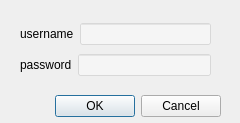
jkxing/LibraryManagementSystem, file LibraryManagementSystem/logindialog.ui: the form before one commit.
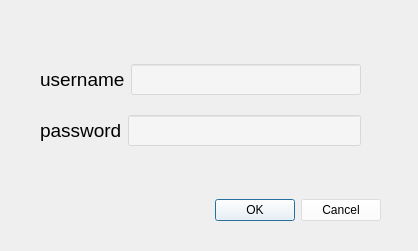
The form after the commit.

What changed in the file:
```diff
--- a/LibraryManagementSystem/logindialog.ui
+++ b/LibraryManagementSystem/logindialog.ui
@@ -6,8 +6,8 @@
    <rect>
     <x>0</x>
     <y>0</y>
-    <width>240</width>
-    <height>123</height>
+    <width>418</width>
+    <height>251</height>
    </rect>
   </property>
   <property name="windowTitle">
@@ -16,12 +16,20 @@
   <widget class="QDialogButtonBox" name="buttonBox">
    <property name="geometry">
     <rect>
-     <x>10</x>
-     <y>90</y>
-     <width>211</width>
-     <height>32</height>
+     <x>30</x>
+     <y>180</y>
+     <width>351</width>
+     <height>61</height>
     </rect>
    </property>
+   <property name="font">
+    <font>
+     <pointsize>14</pointsize>
+    </font>
+   </property>
+   <property name="styleSheet">
+    <string notr="true">background-color: rgba(255, 255, 255, 100);</string>
+   </property>
    <property name="orientation">
     <enum>Qt::Horizontal</enum>
    </property>
@@ -29,13 +37,13 @@
     <set>QDialogButtonBox::Cancel|QDialogButtonBox::Ok</set>
    </property>
   </widget>
-  <widget class="QWidget" name="">
+  <widget class="QWidget" name="layoutWidget">
    <property name="geometry">
     <rect>
-     <x>20</x>
-     <y>20</y>
-     <width>191</width>
-     <height>61</height>
+     <x>40</x>
+     <y>50</y>
+     <width>321</width>
+     <height>111</height>
     </rect>
    </property>
    <layout class="QVBoxLayout" name="verticalLayout">
@@ -43,6 +51,11 @@
      <layout class="QHBoxLayout" name="horizontalLayout">
       <item>
        <widget class="QLabel" name="label">
+        <property name="font">
+         <font>
+          <pointsize>14</pointsize>
+         </font>
+        </property>
         <property name="text">
          <string>username</string>
         </property>
@@ -50,6 +63,11 @@
       </item>
       <item>
        <widget class="QLineEdit" name="lineEdit">
+        <property name="font">
+         <font>
+          <pointsize>14</pointsize>
+         </font>
+        </property>
         <property name="styleSheet">
          <string notr="true">background-color: rgba(255, 255, 255, 100);</string>
         </property>
@@ -61,6 +79,11 @@
      <layout class="QHBoxLayout" name="horizontalLayout_2">
       <item>
        <widget class="QLabel" name="label_2">
+        <property name="font">
+         <font>
+          <pointsize>14</pointsize>
+         </font>
+        </property>
         <property name="text">
          <string>password</string>
         </property>
@@ -68,6 +91,11 @@
       </item>
       <item>
        <widget class="QLineEdit" name="lineEdit_2">
+        <property name="font">
+         <font>
+          <pointsize>14</pointsize>
+         </font>
+        </property>
         <property name="styleSheet">
          <string notr="true">background-color: rgba(255, 255, 255, 100);</string>
         </property>
```
